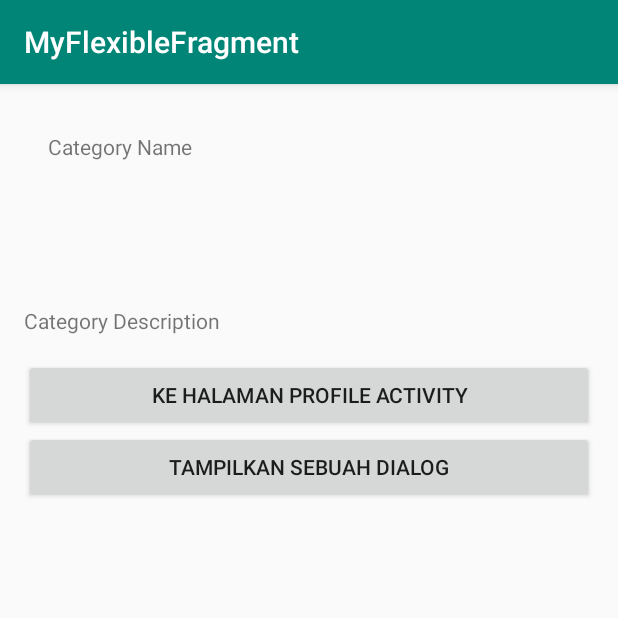
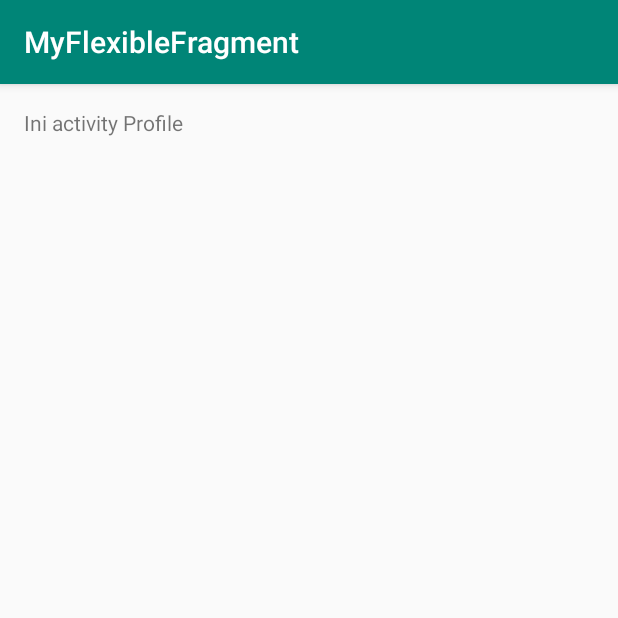
Before and after one commit to arifsetwn/MADEDicoding, an Android app: the fragment DetailCategoryFragment placed in its activity, after a tap on "KE HALAMAN PROFILE ACTIVITY", on a phone screen of 412 x 824 dp, the top half of it. Run offline under Robolectric (Android 15) with nearby library versions, the phone set to English and light mode, and no system bars.

Commit message:
category fragment ke activity

```diff
--- a/app/src/main/AndroidManifest.xml
+++ b/app/src/main/AndroidManifest.xml
@@ -9,6 +9,7 @@
         android:roundIcon="@mipmap/ic_launcher_round"
         android:supportsRtl="true"
         android:theme="@style/AppTheme">
+        <activity android:name=".ProfileActivity"></activity>
         <activity android:name=".MainActivity">
             <intent-filter>
                 <action android:name="android.intent.action.MAIN" />
--- a/app/src/main/java/com/genius/myflexiblefragment/DetailCategoryFragment.java
+++ b/app/src/main/java/com/genius/myflexiblefragment/DetailCategoryFragment.java
@@ -1,6 +1,7 @@
 package com.genius.myflexiblefragment;
 
 
+import android.content.Intent;
 import android.os.Bundle;
 
 import androidx.annotation.NonNull;
@@ -89,6 +90,8 @@ public class DetailCategoryFragment extends Fragment implements View.OnClickList
     public void onClick(View v) {
         switch (v.getId()){
             case R.id.btn_profile:
+                Intent mIntent = new Intent(getActivity(), ProfileActivity.class);
+                startActivity(mIntent);
                 break;
             case R.id.btn_show_dialog:
                 OptionDialogFragment mOptionDialogFragment = new OptionDialogFragment();
--- /dev/null
+++ b/app/src/main/java/com/genius/myflexiblefragment/ProfileActivity.java
@@ -0,0 +1,14 @@
+package com.genius.myflexiblefragment;
+
+import androidx.appcompat.app.AppCompatActivity;
+
+import android.os.Bundle;
+
+public class ProfileActivity extends AppCompatActivity {
+
+    @Override
+    protected void onCreate(Bundle savedInstanceState) {
+        super.onCreate(savedInstanceState);
+        setContentView(R.layout.activity_profile);
+    }
+}
--- /dev/null
+++ b/app/src/main/res/layout/activity_profile.xml
@@ -0,0 +1,18 @@
+<?xml version="1.0" encoding="utf-8"?>
+<RelativeLayout xmlns:android="http://schemas.android.com/apk/res/android"
+    xmlns:app="http://schemas.android.com/apk/res-auto"
+    xmlns:tools="http://schemas.android.com/tools"
+    android:layout_width="match_parent"
+    android:layout_height="match_parent"
+    android:paddingTop="@dimen/activity_vertical_margin"
+    android:paddingBottom="@dimen/activity_vertical_margin"
+    android:paddingRight="@dimen/activity_horizontal_margin"
+    android:paddingLeft="@dimen/activity_horizontal_margin"
+    tools:context=".ProfileActivity">
+
+    <TextView
+        android:layout_width="match_parent"
+        android:layout_height="wrap_content"
+        android:text="@string/this_profile"/>
+
+</RelativeLayout>
```
